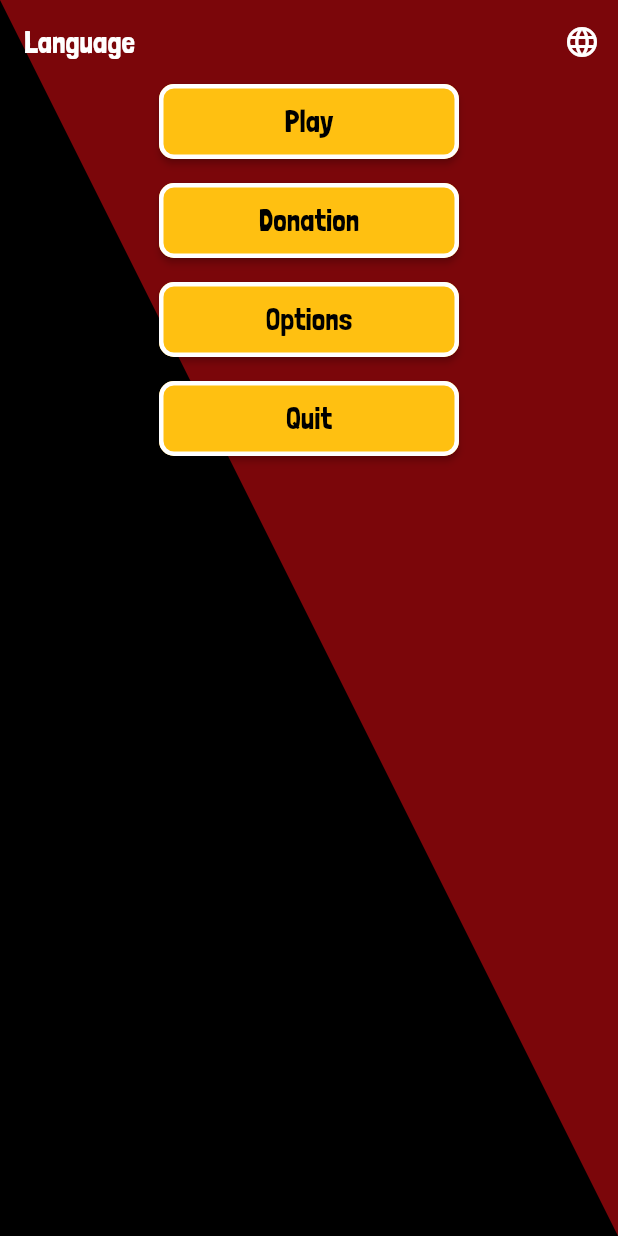
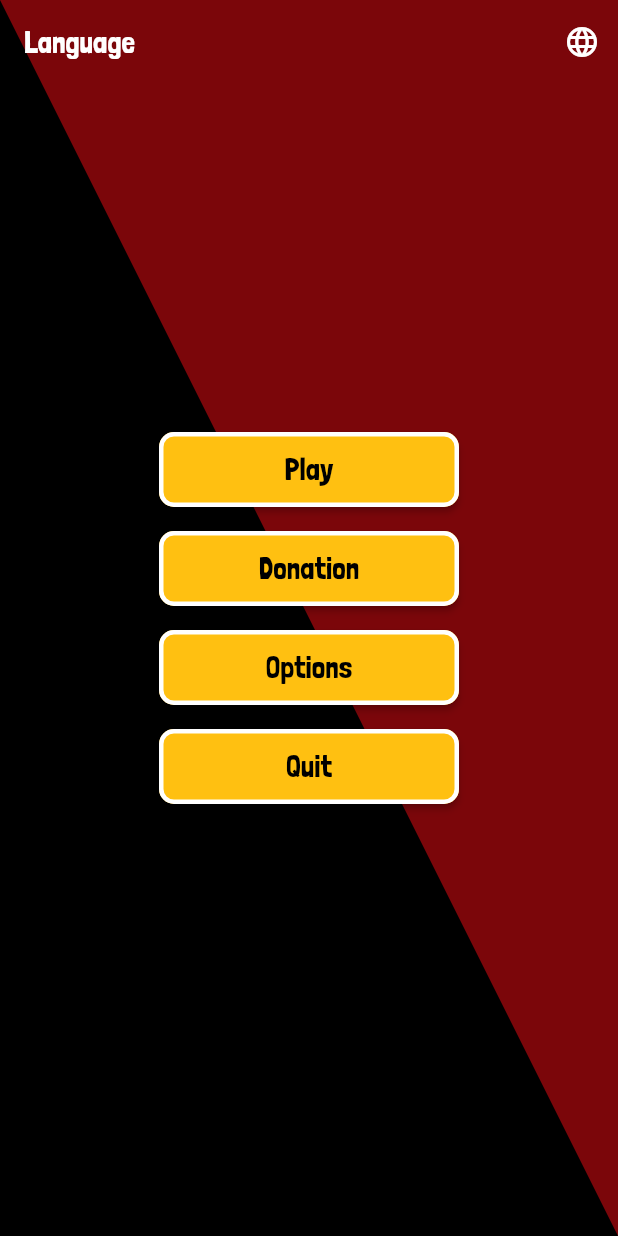
Before and after one commit to iamLuCat/ofeka_earth, a Flutter app: the MenuGame screen opened by its route, on a phone screen of 412 x 824 dp. Run offline on Flutter 3.47's test engine with Material 3 defaults, Android fonts, the light colour scheme and no system bars; missing offline and left inert: add_to_google_wallet, bonfire; generated files the repository leaves out were written again; project files that could hold a hidden picture were left out.

Commit message:
Button alignment fixed

```diff
--- a/lib/game_menu.dart
+++ b/lib/game_menu.dart
@@ -122,6 +122,10 @@ class _MenuGameState extends State<MenuGame> with WidgetsBindingObserver {
               ),
             ),
           ),
+          Align(
+            alignment: Alignment.topCenter,
+            child: _buildAppBar(),
+          ),
           _buildBody(),
         ],
       ),
@@ -134,12 +138,9 @@ class _MenuGameState extends State<MenuGame> with WidgetsBindingObserver {
     String options = AppLocalizations.of(context)!.options;
     String quit = AppLocalizations.of(context)!.quit;
 
-    return Column(
-      crossAxisAlignment: CrossAxisAlignment.stretch,
-      children: [
-        _buildAppBar(),
-        Center(
+    return Center(
       child: Column(
+        crossAxisAlignment: CrossAxisAlignment.center,
         mainAxisAlignment: MainAxisAlignment.center,
         children: [
           _buildButton(play, '/level01'),
@@ -151,8 +152,6 @@ class _MenuGameState extends State<MenuGame> with WidgetsBindingObserver {
           _buildButton(quit, ''),
         ],
       ),
-        ),
-      ],
     );
   }
 
```
Lines whose indentation alone changed are shown as unchanged.
